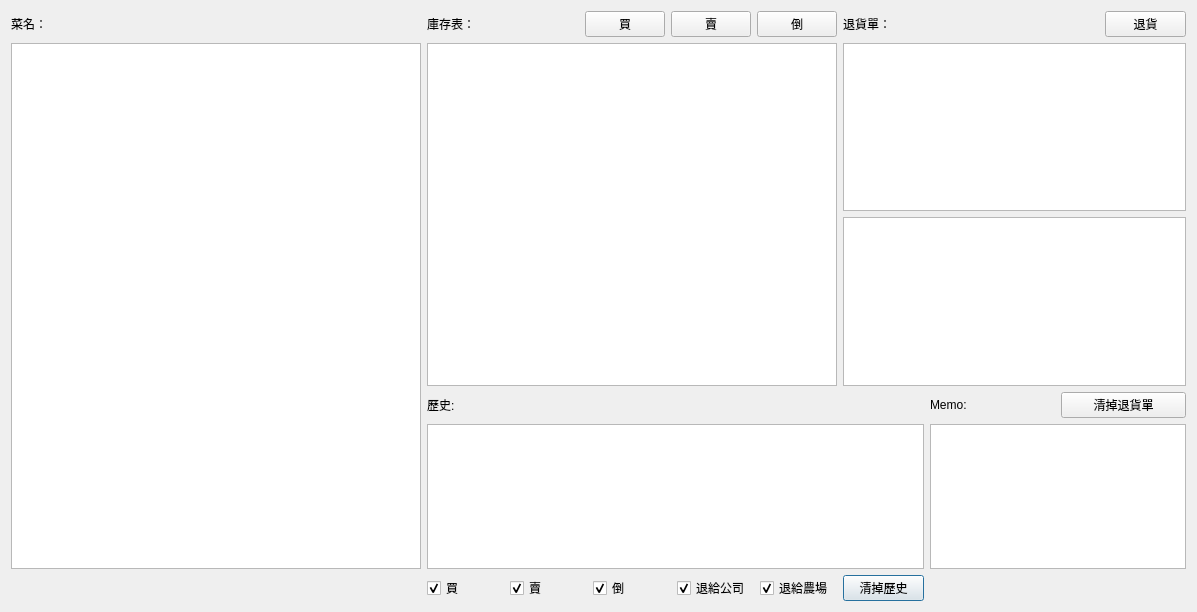
Old version of the form dialog.ui in the repository ultimatedbz/inventory.
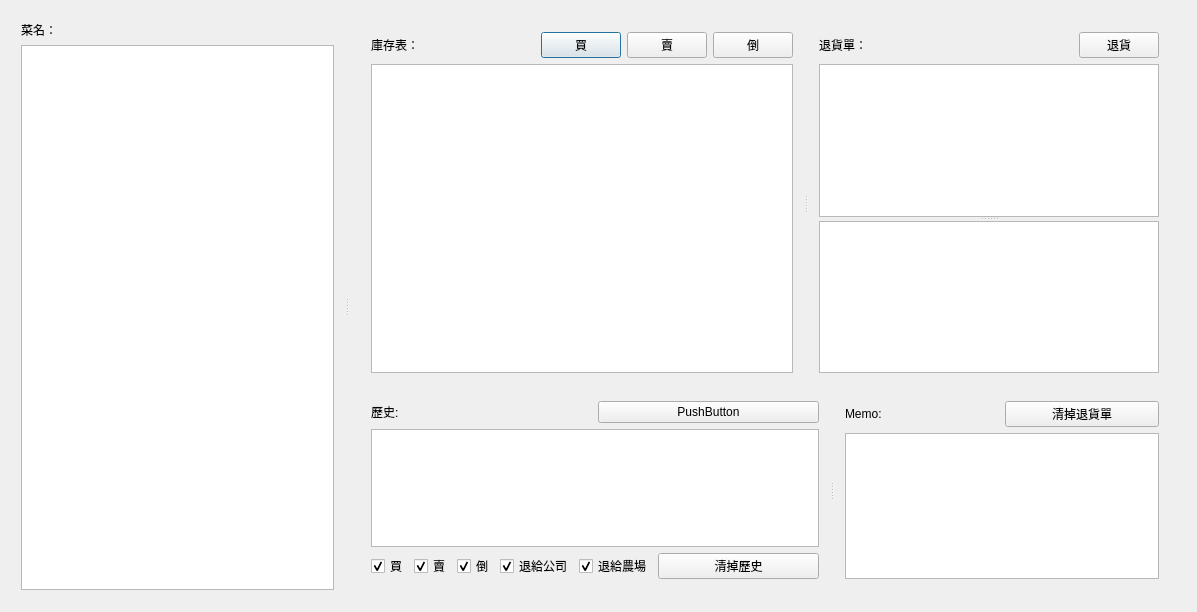
New version of the form.

Commit message: Finished splitters. it looks awesome (:

```diff
--- a/dialog.ui
+++ b/dialog.ui
@@ -13,8 +13,178 @@
   <property name="windowTitle">
    <string>Dialog</string>
   </property>
-  <layout class="QGridLayout" name="gridLayout_5">
-   <item row="4" column="1">
+  <widget class="QSplitter" name="splitter_4">
+   <property name="geometry">
+    <rect>
+     <x>10</x>
+     <y>10</y>
+     <width>1171</width>
+     <height>591</height>
+    </rect>
+   </property>
+   <property name="orientation">
+    <enum>Qt::Horizontal</enum>
+   </property>
+   <widget class="QWidget" name="">
+    <layout class="QVBoxLayout" name="verticalLayout_6">
+     <item>
+      <widget class="QLabel" name="VegieList">
+       <property name="text">
+        <string>菜名：</string>
+       </property>
+      </widget>
+     </item>
+     <item>
+      <layout class="QGridLayout" name="gridLayout">
+       <property name="sizeConstraint">
+        <enum>QLayout::SetDefaultConstraint</enum>
+       </property>
+       <item row="1" column="0">
+        <widget class="QListWidget" name="vegeList"/>
+       </item>
+      </layout>
+     </item>
+    </layout>
+   </widget>
+   <widget class="QWidget" name="">
+    <layout class="QVBoxLayout" name="verticalLayout_5">
+     <item>
+      <widget class="QSplitter" name="splitter_2">
+       <property name="orientation">
+        <enum>Qt::Horizontal</enum>
+       </property>
+       <widget class="QWidget" name="">
+        <layout class="QVBoxLayout" name="verticalLayout_2">
+         <item>
+          <layout class="QHBoxLayout" name="horizontalLayout_8">
+           <item>
+            <widget class="QLabel" name="Inventory">
+             <property name="text">
+              <string>庫存表：</string>
+             </property>
+            </widget>
+           </item>
+           <item>
+            <widget class="QLabel" name="changeTotal">
+             <property name="text">
+              <string/>
+             </property>
+            </widget>
+           </item>
+           <item>
+            <widget class="QPushButton" name="Buy">
+             <property name="text">
+              <string>買</string>
+             </property>
+            </widget>
+           </item>
+           <item>
+            <widget class="QPushButton" name="Sell">
+             <property name="text">
+              <string>賣</string>
+             </property>
+            </widget>
+           </item>
+           <item>
+            <widget class="QPushButton" name="dumpButton">
+             <property name="text">
+              <string>倒</string>
+             </property>
+            </widget>
+           </item>
+          </layout>
+         </item>
+         <item>
+          <layout class="QGridLayout" name="gridLayout_2">
+           <item row="0" column="0">
+            <widget class="QListWidget" name="breakDown"/>
+           </item>
+          </layout>
+         </item>
+        </layout>
+       </widget>
+       <widget class="QWidget" name="">
+        <layout class="QVBoxLayout" name="verticalLayout">
+         <item>
+          <layout class="QHBoxLayout" name="horizontalLayout_2">
+           <item>
+            <widget class="QLabel" name="Returns">
+             <property name="text">
+              <string>退貨單：</string>
+             </property>
+            </widget>
+           </item>
+           <item>
+            <widget class="QLabel" name="label">
+             <property name="text">
+              <string/>
+             </property>
+            </widget>
+           </item>
+           <item>
+            <widget class="QLabel" name="label_2">
+             <property name="text">
+              <string/>
+             </property>
+            </widget>
+           </item>
+           <item>
+            <widget class="QPushButton" name="Return">
+             <property name="text">
+              <string>退貨</string>
+             </property>
+            </widget>
+           </item>
+          </layout>
+         </item>
+         <item>
+          <widget class="QSplitter" name="splitter">
+           <property name="orientation">
+            <enum>Qt::Vertical</enum>
+           </property>
+           <widget class="QListWidget" name="returnList"/>
+           <widget class="QListWidget" name="returnToFarm"/>
+          </widget>
+         </item>
+        </layout>
+       </widget>
+      </widget>
+     </item>
+     <item>
+      <widget class="QSplitter" name="splitter_3">
+       <property name="orientation">
+        <enum>Qt::Horizontal</enum>
+       </property>
+       <widget class="QWidget" name="">
+        <layout class="QVBoxLayout" name="verticalLayout_4">
+         <item>
+          <layout class="QHBoxLayout" name="horizontalLayout_5">
+           <item>
+            <widget class="QLabel" name="Total">
+             <property name="text">
+              <string>歷史:</string>
+             </property>
+            </widget>
+           </item>
+           <item>
+            <widget class="QPushButton" name="pushButton">
+             <property name="text">
+              <string>PushButton</string>
+             </property>
+            </widget>
+           </item>
+          </layout>
+         </item>
+         <item>
+          <layout class="QGridLayout" name="gridLayout_3">
+           <item row="0" column="0">
+            <widget class="QListWidget" name="historyList"/>
+           </item>
+          </layout>
+         </item>
+         <item>
+          <layout class="QHBoxLayout" name="horizontalLayout_4">
+           <item>
     <layout class="QHBoxLayout" name="horizontalLayout">
      <item>
       <widget class="QCheckBox" name="buyCheck">
@@ -71,147 +241,47 @@
      </item>
     </layout>
    </item>
-   <item row="2" column="1">
-    <widget class="QLabel" name="Total">
-     <property name="text">
-      <string>歷史:</string>
-     </property>
-    </widget>
-   </item>
-   <item row="1" column="2" colspan="3">
-    <layout class="QGridLayout" name="gridLayout_4">
-     <item row="1" column="0">
-      <widget class="QListWidget" name="returnList"/>
-     </item>
-     <item row="2" column="0">
-      <widget class="QListWidget" name="returnToFarm"/>
-     </item>
-    </layout>
-   </item>
-   <item row="3" column="3" colspan="2">
-    <widget class="QTextEdit" name="Memo_2"/>
-   </item>
-   <item row="3" column="1" colspan="2">
-    <layout class="QGridLayout" name="gridLayout_3">
-     <item row="0" column="0">
-      <widget class="QListWidget" name="historyList"/>
-     </item>
-    </layout>
-   </item>
-   <item row="4" column="2">
+           <item>
     <widget class="QPushButton" name="clearHistoryButton">
      <property name="text">
       <string>清掉歷史</string>
      </property>
     </widget>
    </item>
-   <item row="0" column="2" colspan="3">
-    <layout class="QHBoxLayout" name="horizontalLayout_9">
-     <item>
-      <widget class="QLabel" name="Returns">
-       <property name="text">
-        <string>退貨單：</string>
-       </property>
-      </widget>
-     </item>
-     <item>
-      <widget class="QLabel" name="label">
-       <property name="text">
-        <string/>
-       </property>
-      </widget>
-     </item>
+          </layout>
+         </item>
+        </layout>
+       </widget>
+       <widget class="QWidget" name="">
+        <layout class="QVBoxLayout" name="verticalLayout_3">
      <item>
-      <widget class="QLabel" name="label_2">
-       <property name="text">
-        <string/>
-       </property>
-      </widget>
-     </item>
+          <layout class="QHBoxLayout" name="horizontalLayout_3">
      <item>
-      <widget class="QPushButton" name="Return">
-       <property name="text">
-        <string>退貨</string>
-       </property>
-      </widget>
-     </item>
-    </layout>
-   </item>
-   <item row="0" column="0">
-    <widget class="QLabel" name="VegieList">
-     <property name="text">
-      <string>菜名：</string>
-     </property>
-    </widget>
-   </item>
-   <item row="1" column="0" rowspan="3">
-    <layout class="QGridLayout" name="gridLayout">
-     <item row="1" column="0">
-      <widget class="QListWidget" name="vegeList"/>
-     </item>
-    </layout>
-   </item>
-   <item row="1" column="1">
-    <layout class="QGridLayout" name="gridLayout_2">
-     <item row="0" column="0">
-      <widget class="QListWidget" name="breakDown"/>
-     </item>
-    </layout>
-   </item>
-   <item row="2" column="3">
     <widget class="QLabel" name="Memo">
      <property name="text">
       <string>Memo:</string>
      </property>
     </widget>
    </item>
-   <item row="2" column="4">
+           <item>
     <widget class="QPushButton" name="clearReturnButton">
      <property name="text">
       <string>清掉退貨單</string>
      </property>
     </widget>
    </item>
-   <item row="0" column="1">
-    <layout class="QHBoxLayout" name="horizontalLayout_8">
-     <item>
-      <widget class="QLabel" name="Inventory">
-       <property name="text">
-        <string>庫存表：</string>
-       </property>
-      </widget>
+          </layout>
      </item>
      <item>
-      <widget class="QLabel" name="changeTotal">
-       <property name="text">
-        <string/>
-       </property>
-      </widget>
-     </item>
-     <item>
-      <widget class="QPushButton" name="Buy">
-       <property name="text">
-        <string>買</string>
-       </property>
-      </widget>
-     </item>
-     <item>
-      <widget class="QPushButton" name="Sell">
-       <property name="text">
-        <string>賣</string>
-       </property>
+          <widget class="QTextEdit" name="Memo_2"/>
+         </item>
+        </layout>
+       </widget>
       </widget>
      </item>
-     <item>
-      <widget class="QPushButton" name="dumpButton">
-       <property name="text">
-        <string>倒</string>
-       </property>
-      </widget>
-     </item>
     </layout>
-   </item>
-  </layout>
+   </widget>
+  </widget>
  </widget>
  <layoutdefault spacing="6" margin="11"/>
  <resources/>
```
Lines whose indentation alone changed are shown as unchanged. The commit also changes 11 other files.
